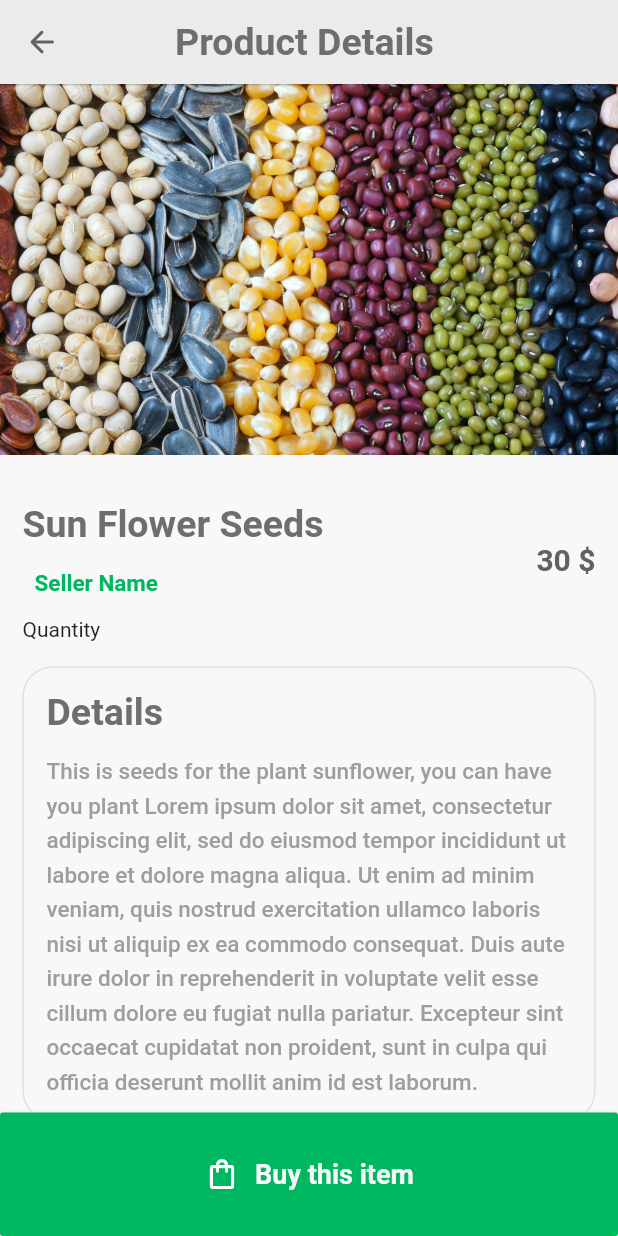
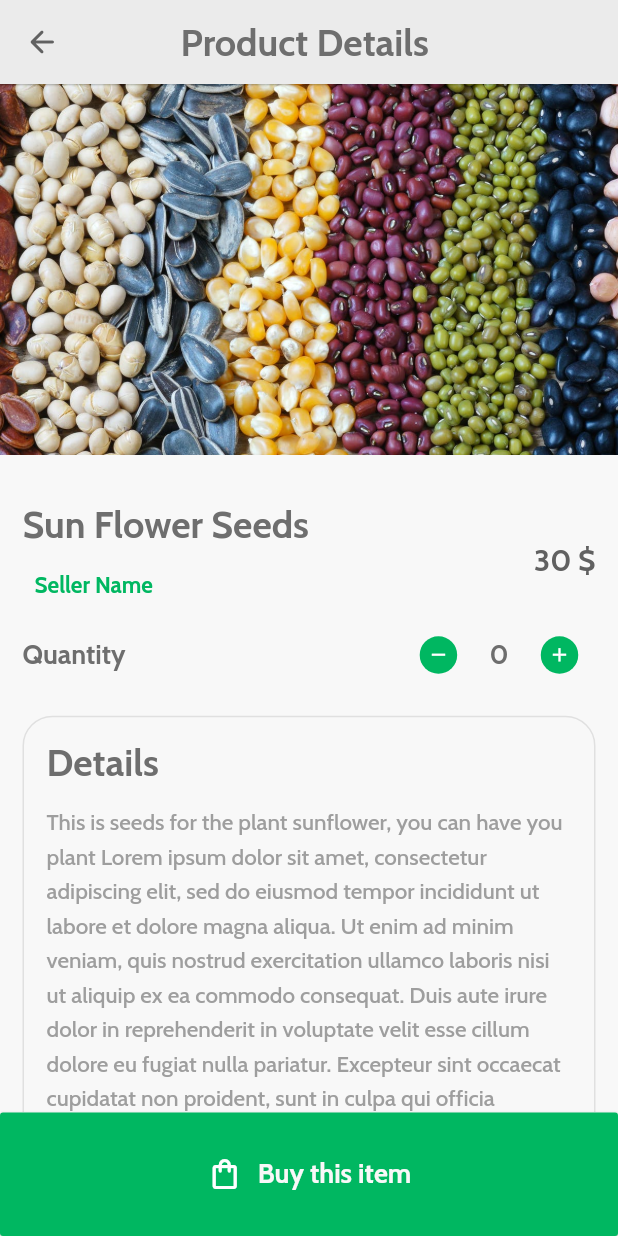
Before and after one commit to AsmaaNasserS/Plantopia-SolutionChallnge2021, a Flutter app: the ProductDetails screen opened by its route, on a phone screen of 412 x 824 dp. Run offline on Flutter 3.47's test engine with Material 2 defaults, Android fonts, the phone set to English and light mode, and no system bars; our stand-ins replace bloc, cloud_firestore, dio, firebase_auth, firebase_core, flutter_bloc and 8 more; missing offline and left inert: custom_switch; accounts and stored records are empty; network calls fail.

Commit message:
icon, ProductDetails font

```diff
--- a/lib/main.dart
+++ b/lib/main.dart
@@ -1,5 +1,6 @@
 import 'package:bloc/bloc.dart';
 import 'package:firebase_core/firebase_core.dart';
+import 'package:flutter_native_splash/flutter_native_splash.dart';
 import 'package:flutter/material.dart';
 import 'package:flutter_bloc/flutter_bloc.dart';
 import 'package:gp_app/identification_part/identifcationscreen.dart';
@@ -75,12 +76,14 @@ class MyApp extends StatelessWidget {
         child: MaterialApp(
             debugShowCheckedModeBanner: false,
           theme: new ThemeData(
+            fontFamily: 'Cabin',
             appBarTheme: AppBarTheme(
                 backgroundColor: kInActiveBackButtonColor, elevation: 0.5,
                 iconTheme:IconThemeData(color:KTextLightColour),
 
             foregroundColor: Colors.grey.shade700,
             centerTitle: true,
+
           ),
 
           primarySwatch: Colors.green,
--- a/lib/view/MarketPlaceScreens/ProductDetails.dart
+++ b/lib/view/MarketPlaceScreens/ProductDetails.dart
@@ -1,6 +1,7 @@
 import 'dart:developer';
 
 import 'package:flutter/material.dart';
+import 'package:flutter/rendering.dart';
 import 'package:gp_app/const.dart';
 import 'package:gp_app/view/widgets/labelledCard.dart';
 
@@ -15,6 +16,7 @@ class ProductDetails extends StatefulWidget {
 
 class _ProductDetailsState extends State<ProductDetails> {
   bool confirmed = false;
+  int _quantity = 0;
 
   @override
   Widget build(BuildContext context) {
@@ -97,9 +99,54 @@ class _ProductDetailsState extends State<ProductDetails> {
                     crossAxisAlignment: CrossAxisAlignment.start,
                     children: [
                       Row(
+                        mainAxisAlignment: MainAxisAlignment.spaceBetween,
+                        crossAxisAlignment: CrossAxisAlignment.center,
                         children: [
-                          Text('Quantity'),
+                          Text('Quantity', style: kWelcomeScreensTitleText.copyWith(fontSize: 18),),
+                          Row(
+                            mainAxisAlignment: MainAxisAlignment.spaceBetween,
+                            children: [
+                              RawMaterialButton(
+                                constraints: BoxConstraints(maxWidth: 35, maxHeight: 35),
+                                elevation: 0,
 
+                                onPressed: () {
+                                  setState(() {
+                                    if ( !confirmed && _quantity!=0 )
+                                      _quantity--;
+
+                                  });
+                                },
+                                fillColor: confirmed? Colors.grey.shade400: kInActivelogInButtonColor,
+                                child: Icon(
+                                  Icons.remove,
+                                  color: Colors.white,
+                                  size: 15.0,
+                                ),
+                                padding: EdgeInsets.all(5.0),
+                                shape: CircleBorder(),
+                              ),
+                               Container(margin: EdgeInsets.all(10),child: Text( _quantity.toString(), style: kWelcomeScreensTitleText.copyWith(fontSize: 18),)),
+
+                              RawMaterialButton(
+                                constraints: BoxConstraints(maxWidth: 40, maxHeight: 40),
+                                elevation: 0,
+                                onPressed: () {
+                                  setState(() {
+                                    if (!confirmed) _quantity++;
+                                  });
+                                },
+                                fillColor: confirmed? Colors.grey.shade400: kInActivelogInButtonColor,
+                                child: Icon(
+                                  Icons.add,
+                                  color: Colors.white,
+                                  size: 15.0,
+                                ),
+                                padding: EdgeInsets.all(5.0),
+                                shape: CircleBorder(),
+                              ),
+                            ],
+                          )
                         ],
                       ),
                       SizedBox(
@@ -113,11 +160,11 @@ class _ProductDetailsState extends State<ProductDetails> {
                       SizedBox(
                         height: mediaQuery.height * .02,
                       ),
-                      LabelledCard(
-                        label: 'Important notes',
-                        details:
-                            'This is seeds for the plant sunflower,do eiusmod tempor incididunt ut labore et dolore magna aliqua. Ut enim ad minim veniam, quis nostrud exercitation ullamco laboris nisi ut aliquip ex ea commodo consequat. Duis aute irure dolor in reprehenderit in voluptate velit esse cillum dolore eu fugiat nulla pariatur. Excepteur sint occaecat cupidatat non proident, sunt in culpa qui officia deserunt mollit anim id est laborum.  ',
-                      ),
+                      // LabelledCard(
+                      //   label: 'Important notes',
+                      //   details:
+                      //       'This is seeds for the plant sunflower,do eiusmod tempor incididunt ut labore et dolore magna aliqua. Ut enim ad minim veniam, quis nostrud exercitation ullamco laboris nisi ut aliquip ex ea commodo consequat. Duis aute irure dolor in reprehenderit in voluptate velit esse cillum dolore eu fugiat nulla pariatur. Excepteur sint occaecat cupidatat non proident, sunt in culpa qui officia deserunt mollit anim id est laborum.  ',
+                      // ),
                     ],
                   )
                 ],
@@ -206,7 +253,8 @@ class _ProductDetailsState extends State<ProductDetails> {
                         SnackBar(
                           duration: Duration(milliseconds: 1500),
                           behavior: SnackBarBehavior.floating,
-                          content: Text('Your order has been confirmed successfully'),
+                          content: Text(
+                              'Your order has been confirmed successfully'),
                         ),
                       );
                       setState(() {
--- a/lib/view/MarketPlaceScreens/orderItem.dart
+++ b/lib/view/MarketPlaceScreens/orderItem.dart
@@ -7,7 +7,9 @@ class OrderItem extends StatelessWidget {
   @override
   Widget build(BuildContext context) {
     bool pending = false;
-    return ListTile(
+    return Container(
+      width: MediaQuery.of(context).size.width * .8,
+      child: ListTile(
         leading: CircleAvatar(
           backgroundImage: AssetImage('images/houseplants.jpg'),
           radius: 30,
@@ -19,6 +21,7 @@ class OrderItem extends StatelessWidget {
           nav: () {},
           btnclr: pending ? kInActivelogInButtonColor : kInActiveOrangeColor,
         ),
+      ),
     );
   }
 }
```
Also changed, not shown: lib/view/MarketPlaceScreens/ConfirmPage.dart (added, +19 -0 lines), pubspec.yaml (+12 -0 lines), images/Cabin-Bold.ttf (added), images/Cabin-Medium.ttf (added), images/Cabin-Regular.ttf (added), images/Cabin-SemiBold.ttf (added), images/plantopia.png (added), pubspec.lock, 5 other files. Lines whose indentation alone changed are shown as unchanged.
